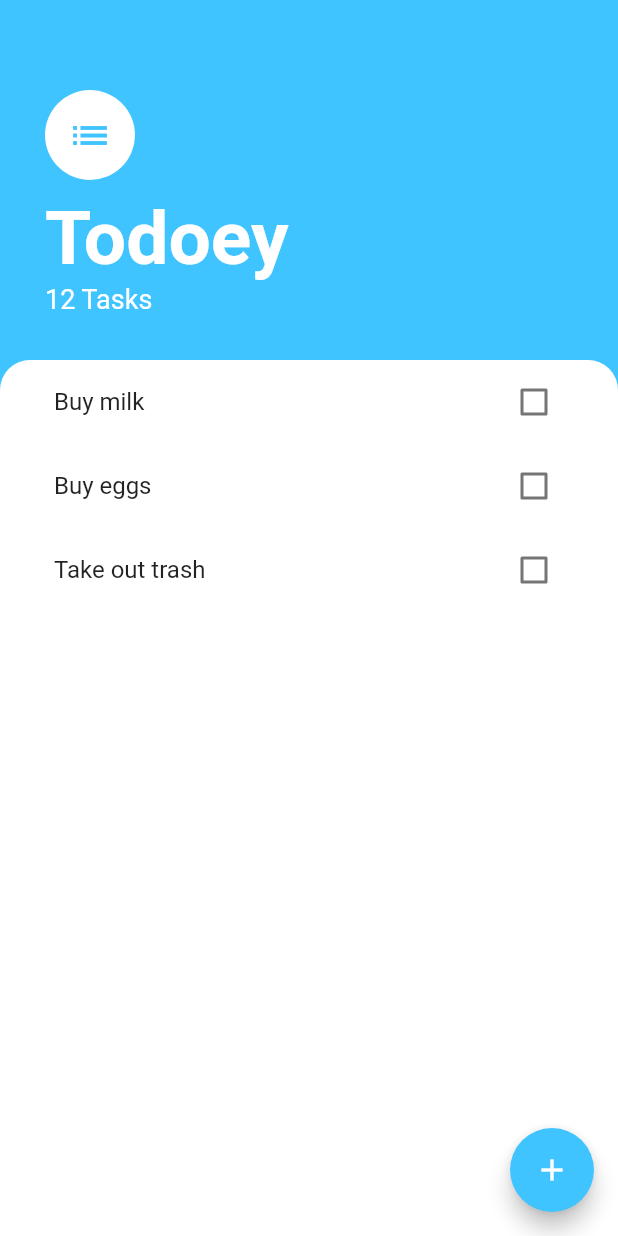
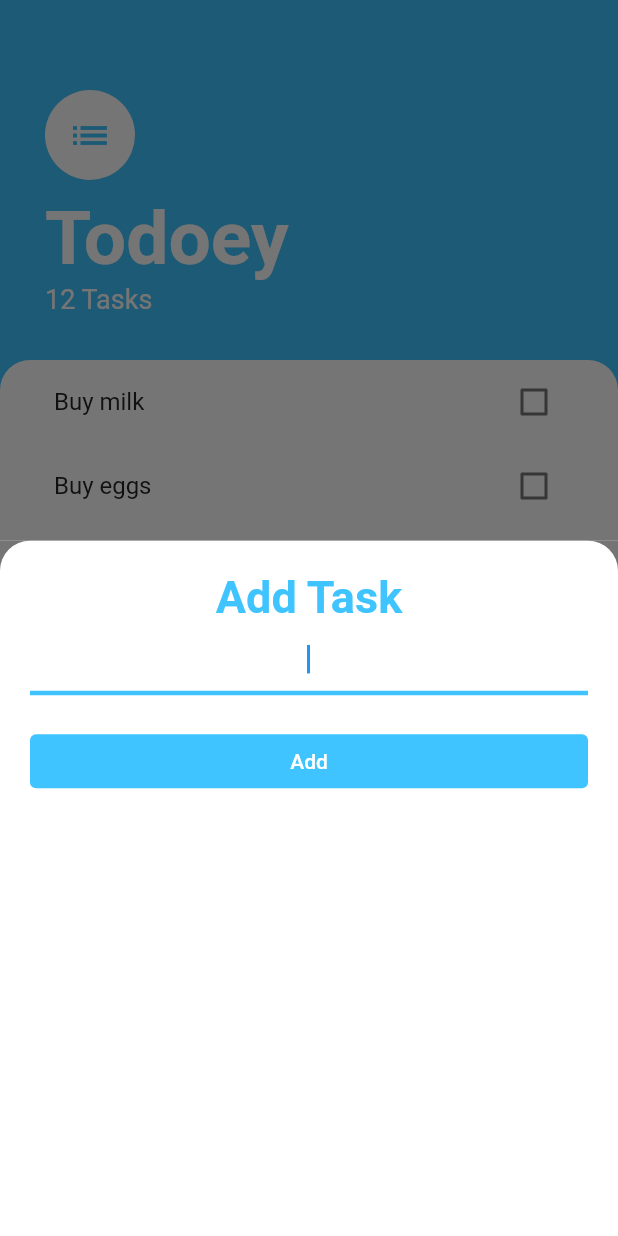
Before and after one commit to lanimortontran/todoey_flutter_from_scratch, a Flutter app: the screen it shows after launch, after a tap on the "add" icon, on a phone screen of 412 x 824 dp. Run offline on Flutter 3.47's test engine with Material 2 defaults, Android fonts, the phone set to English and light mode, and no system bars.

```diff
--- /dev/null
+++ b/lib/screens/add_task_screen.dart
@@ -0,0 +1,64 @@
+import 'package:flutter/material.dart';
+
+class AddTaskScreen extends StatelessWidget {
+  const AddTaskScreen({Key? key}) : super(key: key);
+
+  @override
+  Widget build(BuildContext context) {
+    var underlineInputBorder = UnderlineInputBorder(
+      borderSide: BorderSide(
+        color: Colors.lightBlueAccent,
+        width: 3.0,
+      ),
+    );
+
+    return Container(
+      color: Color(0xff757575),
+      child: Container(
+        // color: Colors.white,
+        padding: EdgeInsets.all(20.0),
+        decoration: const BoxDecoration(
+          color: Colors.white,
+          borderRadius: BorderRadius.only(
+            topLeft: Radius.circular(20.0),
+            topRight: Radius.circular(20.0),
+          ),
+        ),
+        child: Column(
+          crossAxisAlignment: CrossAxisAlignment.stretch,
+          children: [
+            Text(
+              'Add Task',
+              textAlign: TextAlign.center,
+              style: TextStyle(
+                color: Colors.lightBlueAccent,
+                fontSize: 30.0,
+                fontWeight: FontWeight.bold,
+              ),
+            ),
+            TextField(
+              autofocus: true,
+              textAlign: TextAlign.center,
+              decoration: InputDecoration(
+                enabledBorder: underlineInputBorder,
+                focusedBorder: underlineInputBorder,
+              ),
+              onChanged: (value) {},
+            ),
+            SizedBox(
+              height: 20.0,
+            ),
+            TextButton(
+              onPressed: () {},
+              child: Text('Add'),
+              style: TextButton.styleFrom(
+                backgroundColor: Colors.lightBlueAccent,
+                primary: Colors.white,
+              ),
+            ),
+          ],
+        ),
+      ),
+    );
+  }
+}
--- a/lib/screens/tasks_screen.dart
+++ b/lib/screens/tasks_screen.dart
@@ -1,4 +1,5 @@
 import 'package:flutter/material.dart';
+import 'package:todoey_flutter_from_scratch/screens/add_task_screen.dart';
 import 'package:todoey_flutter_from_scratch/widgets/tasks_list.dart';
 
 class TasksScreen extends StatelessWidget {
@@ -10,7 +11,12 @@ class TasksScreen extends StatelessWidget {
       backgroundColor: Colors.lightBlueAccent,
       floatingActionButton: FloatingActionButton(
         backgroundColor: Colors.lightBlueAccent,
-        onPressed: () {},
+        onPressed: () {
+          showModalBottomSheet(
+            context: context,
+            builder: (BuildContext context) => const AddTaskScreen(),
+          );
+        },
         child: const Icon(Icons.add),
       ),
       body: Column(
```
